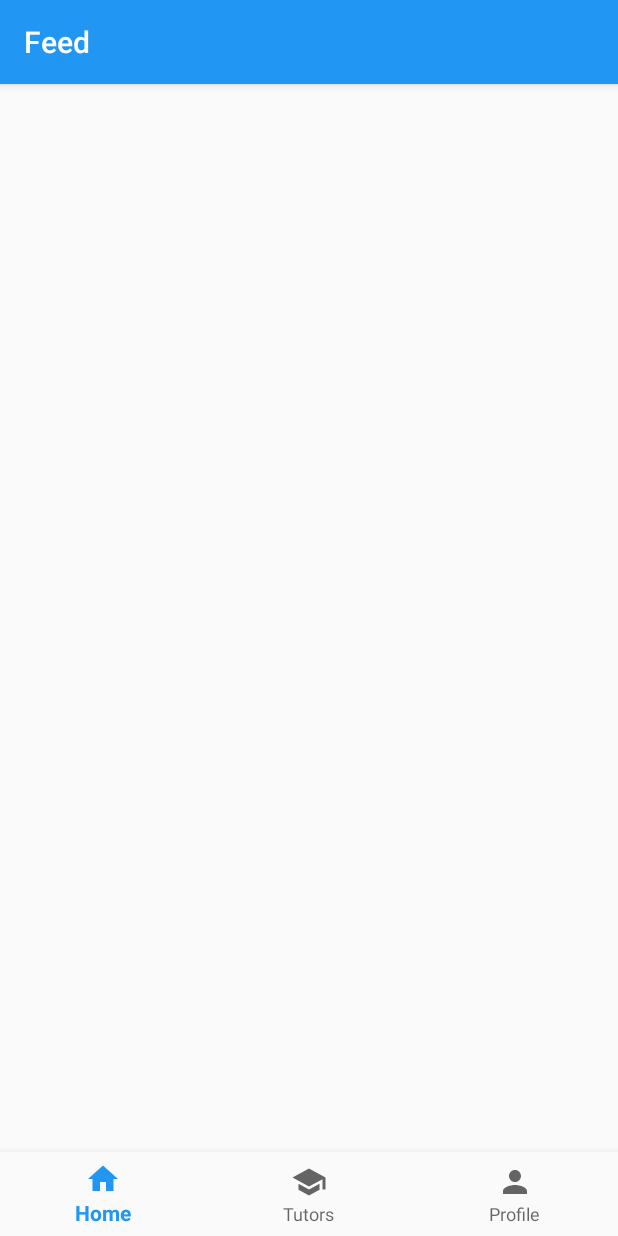
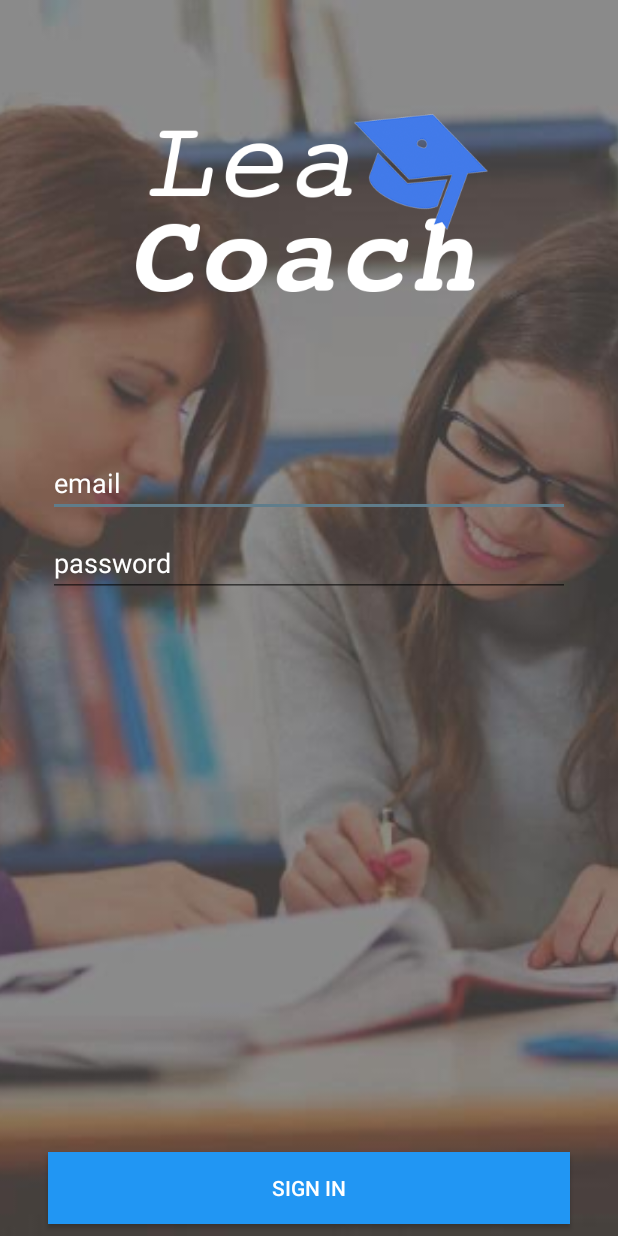
Before and after one commit to kevin-riveros/tutorApp, an Android app: the screen it shows after launch (MainActivity before the commit, LoginActivity after it), on a phone screen of 412 x 824 dp. Run offline under Robolectric (Android 15) with nearby library versions, the phone set to English and light mode, and no system bars.

Commit message:
login shared preferences

```diff
--- a/src/main/AndroidManifest.xml
+++ b/src/main/AndroidManifest.xml
@@ -21,7 +21,9 @@
         <activity
             android:name=".controllers.activities.LoginActivity"
             android:label="@string/title_activity_login"
-            android:theme="@style/AppTheme.NoActionBar"></activity>
+            android:theme="@style/AppTheme.NoActionBar">
+
+        </activity>
     </application>
 
 </manifest>
--- a/src/main/java/kiva/com/pe/tutorapp/controllers/activities/LoginActivity.kt
+++ b/src/main/java/kiva/com/pe/tutorapp/controllers/activities/LoginActivity.kt
@@ -1,19 +1,42 @@
 package kiva.com.pe.tutorapp.controllers.activities
 
+import android.content.Intent
 import android.os.Bundle
-import android.support.design.widget.Snackbar
 import android.support.v7.app.AppCompatActivity
+import android.widget.Button
+import android.widget.Toast
 import kiva.com.pe.tutorapp.R
-
-import kotlinx.android.synthetic.main.activity_login.*
+import kiva.com.pe.tutorapp.controllers.models.SettingsAccount
 
 class LoginActivity : AppCompatActivity() {
+
+    private var userRol : String = ""
 
     override fun onCreate(savedInstanceState: Bundle?) {
         super.onCreate(savedInstanceState)
         setContentView(R.layout.activity_login)
 
+        var btnLogIn = findViewById<Button>(R.id.loginButton)
 
+        //userRol = "Tutor"
+        userRol = "Alumno"
+
+        btnLogIn.setOnClickListener { view ->
+
+            if(userRol.equals("Alumno")){
+                val settingsLogin = SettingsAccount(view.context)
+                settingsLogin.didUserLoggedIn = true
+                //startActivity(Intent(this,MainActivity::class.java))
+                Toast.makeText(this,"Tu rol es: ${userRol}",Toast.LENGTH_SHORT).show()
+                finish()
+
+
+            }
+            else{
+
+                Toast.makeText(this,"Tu rol es: ${userRol}",Toast.LENGTH_SHORT).show()
+            }
+        }
     }
 
 }
--- a/src/main/java/kiva/com/pe/tutorapp/controllers/activities/MainActivity.kt
+++ b/src/main/java/kiva/com/pe/tutorapp/controllers/activities/MainActivity.kt
@@ -1,10 +1,13 @@
 package kiva.com.pe.tutorapp.controllers.activities
 
+import android.content.Intent
 import android.os.Bundle
 import android.support.design.widget.BottomNavigationView
 import android.support.v4.app.Fragment
 import android.support.v7.app.AppCompatActivity
 import android.view.MenuItem
+import android.widget.Toast
+import kiva.com.pe.tutorapp.controllers.models.*
 import kiva.com.pe.tutorapp.R
 import kiva.com.pe.tutorapp.controllers.fragments.FeedFragment
 import kiva.com.pe.tutorapp.controllers.fragments.ProfileFragment
@@ -22,6 +25,22 @@ class MainActivity : AppCompatActivity() {
         setContentView(R.layout.activity_main)
         supportActionBar?.title = "Feed"
         navigation.setOnNavigationItemSelectedListener(mOnNavigationItemSelectedListener)
+
+        val UserLogged = SettingsAccount(this)
+
+        if (!UserLogged.didUserLoggedIn){
+            Toast.makeText(this,"openlogin", Toast.LENGTH_SHORT).show()
+            startActivity(Intent(this,LoginActivity::class.java))
+
+
+        }
+        else{
+
+            Toast.makeText(this,"false", Toast.LENGTH_SHORT).show()
+
+        }
+
+
     }
 
     private fun fragmentFor(item: MenuItem):Fragment {
--- /dev/null
+++ b/src/main/java/kiva/com/pe/tutorapp/controllers/models/SettingsAccount.kt
@@ -0,0 +1,26 @@
+package kiva.com.pe.tutorapp.controllers.models
+
+import android.content.Context
+import android.preference.PreferenceManager
+
+
+class SettingsAccount(val context: Context){
+
+    companion object {
+        val didUserLoggedIn = "didUserLoggedIn"
+    }
+    val preferences = PreferenceManager
+            .getDefaultSharedPreferences(context)
+
+    var didUserLoggedIn: Boolean = preferences.getBoolean(SettingsAccount.didUserLoggedIn,false)
+
+    set(value) = preferences.edit().putBoolean(SettingsAccount.didUserLoggedIn,value).apply()
+
+    var shouldUserLoggedIn: Boolean = !didUserLoggedIn
+
+    set(value) {
+
+        shouldUserLoggedIn = !value
+    }
+
+}
--- a/src/main/res/layout/content_login.xml
+++ b/src/main/res/layout/content_login.xml
@@ -21,25 +21,25 @@
         app:layout_constraintStart_toStartOf="parent"
 
         app:layout_constraintTop_toTopOf="parent" />
-    <EditText
+    <android.support.design.widget.TextInputEditText
+
         android:id="@+id/emailEditText"
         android:layout_width="match_parent"
         android:layout_height="wrap_content"
         android:ems="10"
         android:inputType="textEmailAddress"
+        android:textColorHint="@color/colorIcons"
+
         app:layout_constraintStart_toStartOf="parent"
         app:layout_constraintEnd_toEndOf="parent"
-        app:layout_constraintTop_toTopOf="parent"
-        android:layout_marginTop="200dp"
+        app:layout_constraintTop_toBottomOf="@id/logoImageView"
+        android:layout_marginTop="8dp"
         android:layout_marginStart="32dp"
         android:layout_marginEnd="32dp"
         android:layout_marginBottom="8dp"
-        android:background="@drawable/edittext_style"
-        android:hint="email"
-        />
+        android:hint="email" />
 
-    <EditText
-        android:background="@drawable/edittext_style"
+    <android.support.design.widget.TextInputEditText
         android:id="@+id/passwordEditText"
         android:layout_width="match_parent"
         android:layout_height="wrap_content"
@@ -48,10 +48,13 @@
         android:layout_marginStart="32dp"
         android:layout_marginEnd="32dp"
         android:layout_marginTop="@dimen/default_margin"
-        android:layout_marginBottom="8dp"        app:layout_constraintStart_toStartOf="parent"
+        android:layout_marginBottom="8dp"
+        app:layout_constraintStart_toStartOf="parent"
         app:layout_constraintEnd_toEndOf="parent"
         app:layout_constraintTop_toBottomOf="@id/emailEditText"
         android:hint="password"
+        android:textColorHint="@color/colorIcons"
+
 
         />
 
@@ -71,5 +74,15 @@
         android:background="@color/colorPrimary"
         />
 
+    <ImageView
+        android:id="@+id/logoImageView"
+        android:layout_width="wrap_content"
+        android:layout_height="wrap_content"
+        app:srcCompat="@mipmap/logo"
+        app:layout_constraintStart_toStartOf="parent"
+        app:layout_constraintEnd_toEndOf="parent"
+        app:layout_constraintTop_toTopOf="parent"
+        />
+
 
 </android.support.constraint.ConstraintLayout>
```
Also changed, not shown: src/main/res/drawable/edittext_style.xml (deleted, +0 -11 lines), src/main/res/mipmap-xhdpi/logo.png (added).
